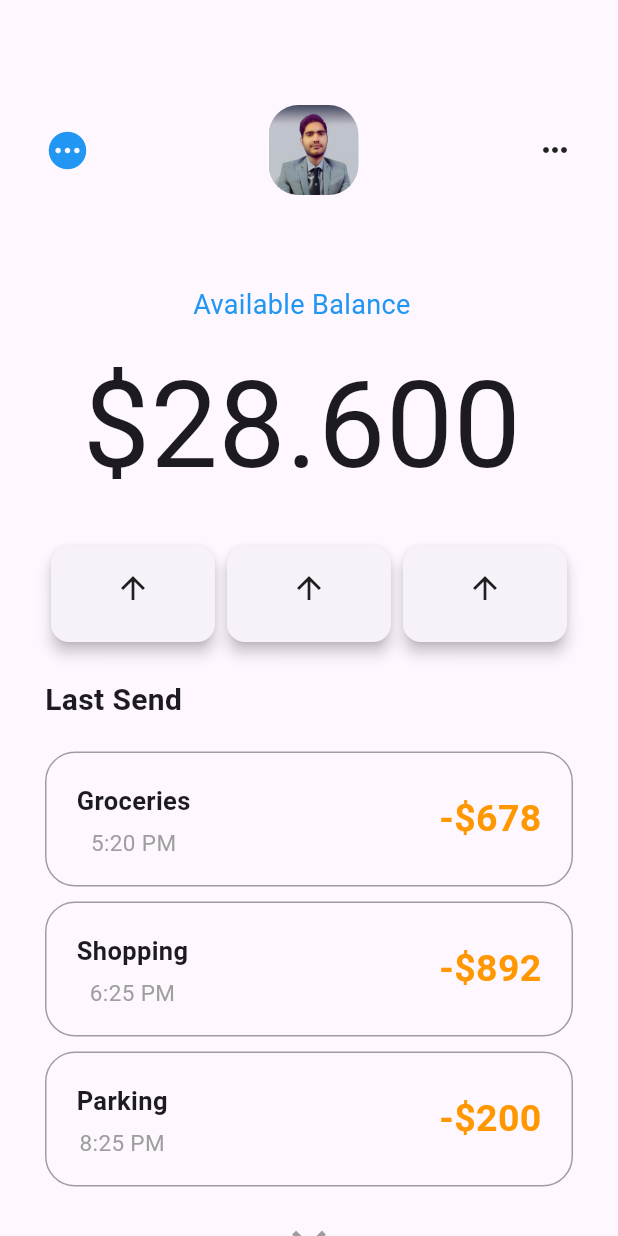
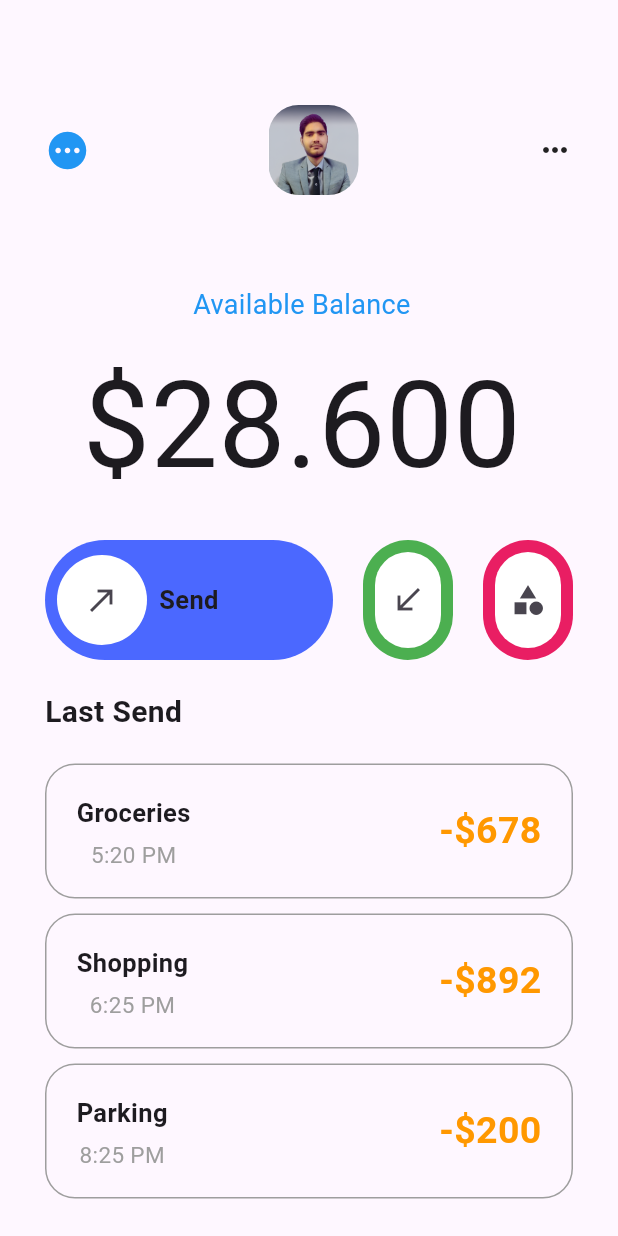
Before and after one commit to Yashu-Chaudhary/Banking-Mobile-App, a Flutter app: the screen it shows after launch, on a phone screen of 412 x 824 dp. Run offline on Flutter 3.47's test engine with Material 3 defaults, Android fonts, the light colour scheme and no system bars; our stand-ins replace get.

Commit message:
home nav design ready

```diff
--- a/lib/screens/send_money.dart
+++ b/lib/screens/send_money.dart
@@ -4,10 +4,7 @@ import 'package:banking_mobile_app/utils/comman/user_account_detail_container.da
 import 'package:banking_mobile_app/utils/constants/string_colors.dart';
 import 'package:banking_mobile_app/utils/constants/string_images.dart';
 import 'package:banking_mobile_app/utils/constants/string_texts.dart';
-import 'package:flutter/cupertino.dart';
 import 'package:flutter/material.dart';
-import 'package:flutter/rendering.dart';
-import 'package:flutter/widgets.dart';
 import 'package:get/get.dart';
 
 class SendMoneyPage extends StatelessWidget {
--- a/lib/utils/comman/expandable_row.dart
+++ b/lib/utils/comman/expandable_row.dart
@@ -1,6 +1,8 @@
-import 'package:banking_mobile_app/screens/send_money.dart';
+import 'package:banking_mobile_app/utils/constants/string_colors.dart';
+import 'package:banking_mobile_app/utils/constants/string_images.dart';
+import 'package:banking_mobile_app/utils/constants/string_texts.dart';
 import 'package:flutter/material.dart';
-import 'package:get/get.dart';
+import 'package:flutter/widgets.dart';
 
 class PExpendableButtonRow extends StatefulWidget {
   const PExpendableButtonRow({super.key});
@@ -22,60 +24,99 @@ class _PExpendableButtonRowState extends State<PExpendableButtonRow> {
 
   @override
   Widget build(BuildContext context) {
-    return Row(
+    final deviceHeight = MediaQuery.of(context).size.height;
+
+    return const Row(
       children: [
-        ExpendedButton(
-          index: 0,
-          isExpanded: expandedIndex == 0,
-          onPressed: () => toggleExpansion(0),
+        PExpandedButtons(
+          backgroundColor: PColors.primary,
+          icon: Icon(Icons.north_east),
+          text: PTexts.send,
         ),
-        ExpendedButton(
-          index: 1,
-          isExpanded: expandedIndex == 1,
-          onPressed: () => toggleExpansion(1),
-        ),
-        ExpendedButton(
-          index: 2,
-          isExpanded: expandedIndex == 2,
-          onPressed: () => Get.to(SendMoneyPage()),
-        ),
+        SizedBox(width: 20),
+        PCircularButton(backgroundColor: Colors.green, icon: Icon(Icons.south_west),),
+        SizedBox(width: 20),
+        PCircularButton(backgroundColor: Colors.pink, icon: Icon(Icons.category),),
       ],
     );
   }
 }
 
-class ExpendedButton extends StatelessWidget {
-  const ExpendedButton({
+class PExpandedButtons extends StatelessWidget {
+  const PExpandedButtons({
     super.key,
-    required this.index,
-    required this.isExpanded,
-    required this.onPressed,
+    required this.backgroundColor,
+    required this.icon,
+    required this.text,
   });
+  final Color backgroundColor;
+  final Icon icon;
+  final String text;
 
-  final int index;
-  final bool isExpanded;
-  final VoidCallback onPressed;
 
   @override
   Widget build(BuildContext context) {
+    final deviceWidth = MediaQuery.of(context).size.width;
     return Expanded(
-        child: Card(
-      elevation: 4,
-      child: InkWell(
-        onTap: onPressed,
-        child: Padding(
-          padding: const EdgeInsets.all(16),
-          child: Column(
-            mainAxisAlignment: MainAxisAlignment.start,
-            children: [
-              const Icon(Icons.arrow_upward_outlined),
-              const SizedBox(height: 8),
-              Visibility(
-                  visible: isExpanded, child: const Text('Send'))
-            ],
+      child: Container(
+        height: 80,
+        width: deviceWidth * 0.3,
+        decoration:  BoxDecoration(
+          color: backgroundColor,
+          borderRadius: const BorderRadius.horizontal(
+            left: Radius.circular(70),
+            right: Radius.circular(70),
           ),
         ),
+        child: Row(
+          children: [
+            Padding(
+              padding: const EdgeInsets.all(8.0),
+              child: Container(
+                  height: 60,
+                  width: 60,
+                  decoration: BoxDecoration(borderRadius: BorderRadius.circular(30),color: Colors.white),
+                  child: IconButton(icon: icon, onPressed: (){},),),
+            ),
+            Text(
+              text,
+              style: const TextStyle(fontWeight: FontWeight.bold, fontSize: 17),
+            )
+          ],
+        ),
       ),
-    ));
+    );
   }
 }
+
+class PCircularButton extends StatelessWidget {
+  const PCircularButton({super.key, required this.backgroundColor, required this.icon});
+
+  final Color backgroundColor;
+  final Icon icon;
+
+  @override
+  Widget build(BuildContext context) {
+    return Container(
+        height: 80,
+        width: 60,
+        decoration:  BoxDecoration(
+          color: backgroundColor,
+          borderRadius: const BorderRadius.vertical(
+              top: Radius.circular(30), bottom: Radius.circular(30)),
+        ),
+        child: Padding(
+          padding: const EdgeInsets.all(8.0),
+          child: Container(
+              height: 70,
+              width: 50,
+              decoration: const BoxDecoration(
+                color: Colors.white,
+                borderRadius: BorderRadius.vertical(
+                    top: Radius.circular(30), bottom: Radius.circular(30)),
+              ),
+              child: IconButton(icon: icon , onPressed: (){},),
+              )),
+        );
+  }
+}
```
Also changed, not shown: lib/utils/comman/user_account_detail_container.dart (+4 -3 lines).
